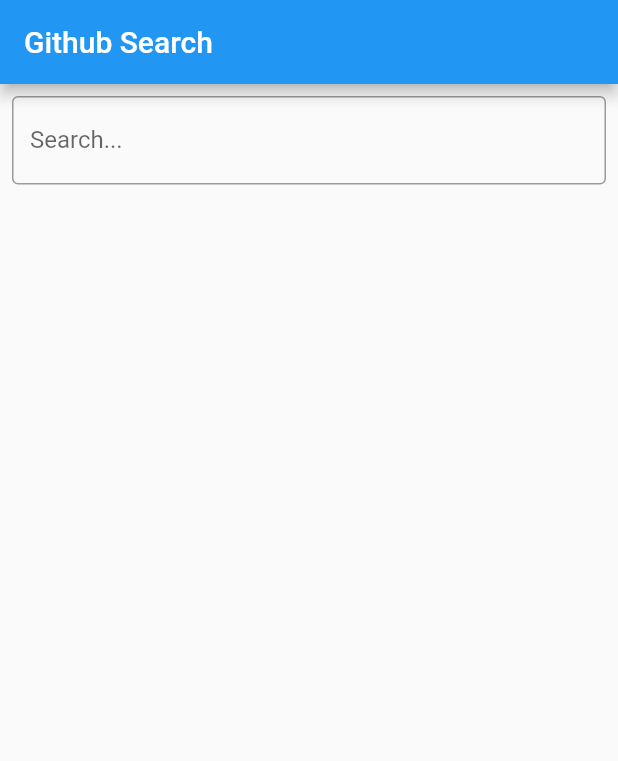
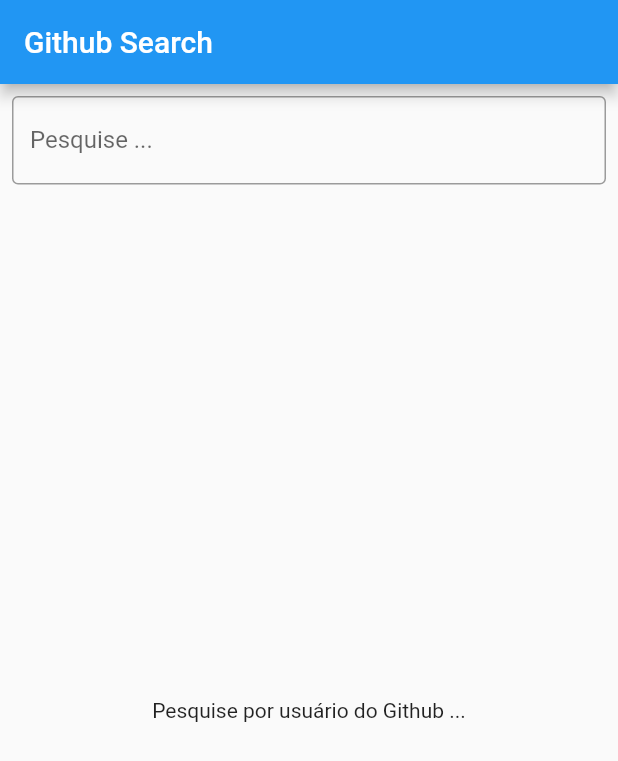
Before and after one commit to honoratoamg/github_search, a Flutter app: the screen it shows after launch, on a phone screen of 412 x 824 dp. Shown: the top 761 px of the screen. Run offline on Flutter 3.47's test engine with Material 2 defaults, Android fonts, the phone set to English and light mode, and no system bars; our stand-ins replace bloc, dartz, dio, flutter_bloc, flutter_modular, rxdart.

Commit message:
Implementing the Presenter Layer (Part 2)

```diff
--- a/lib/app_module.dart
+++ b/lib/app_module.dart
@@ -3,6 +3,7 @@
 import 'package:github_search/modules/search/domain/usercases/search_by_text.dart';
 import 'package:github_search/modules/search/external/datasources/github_datasource.dart';
 import 'package:github_search/modules/search/infra/repositories/search_repository_impl.dart';
+import 'package:github_search/modules/search/presenter/search/search_bloc.dart';
 import 'package:github_search/modules/search/presenter/search/search_page.dart';
 
 class AppModule extends Module {
@@ -12,6 +13,7 @@
     Bind((i) => GithubDatasource(i())),
     Bind((i) => SearchByTextImpl(i())),
     Bind((i) => SearchRepositoryImpl(i())),
+    Bind((i) => SearchBloc(i())),
   ];
 
   @override
--- a/lib/modules/search/domain/errors/errors.dart
+++ b/lib/modules/search/domain/errors/errors.dart
@@ -7,3 +7,7 @@
   // late final String message;
   // DatasourceError({required this.message});
 }
+
+class EmptyList extends FailureSearch {}
+
+class ErrorSearch extends FailureSearch {}
--- a/lib/modules/search/infra/models/result_search_model.dart
+++ b/lib/modules/search/infra/models/result_search_model.dart
@@ -19,9 +19,9 @@
 
   static ResultSearchModel fromMap(Map<String, dynamic> map) {
     return ResultSearchModel(
-        title: map['title'] ?? '',
-        img: map['img'] ?? '',
-        content: map['content'] ?? '',
+        title: map['login'] ?? '',
+        img: map['avatar_url'] ?? '',
+        content: map['url'] ?? '',
     );
   }
 
--- a/lib/modules/search/presenter/search/search_bloc.dart
+++ b/lib/modules/search/presenter/search/search_bloc.dart
@@ -1,12 +1,38 @@
 import 'package:bloc/bloc.dart';
+import 'package:flutter_modular/flutter_modular.dart';
 import 'package:github_search/modules/search/domain/usercases/search_by_text.dart';
 import 'package:github_search/modules/search/presenter/search/states/state.dart';
+import 'package:rxdart/rxdart.dart';
 
-class SearchBloc extends Bloc<String, SearchState> {
-  final SearchByText usecase;
+class SearchBloc extends Bloc<String, SearchState> implements Disposable {
+  late final SearchByText searchByText;
 
-  SearchBloc(this.usecase) : super(SearchStart()){
-    // TODO: Implementar
+  SearchBloc(this.searchByText) : super(const StartState()) {
+    on<String>(
+      (event, emit) async {
+        if (event.isEmpty) {
+          const StartState();
+          return emit(const StartState());
+        }
+
+        emit(const LoadingState());
+
+        var result = await searchByText(event);
+        emit(result.fold(
+          (failure) => ErrorState(failure),
+          (success) => SuccessState(success),
+        ));
+      },
+      transformer: debounce(const Duration(milliseconds: 900)),
+    );
   }
 
+  EventTransformer<T> debounce<T>(Duration duration) {
+    return (events, mapper) => events.debounceTime(duration).flatMap(mapper);
+  }
+
+  @override
+  void dispose() {
+    close();
+  }
 }
--- a/lib/modules/search/presenter/search/search_page.dart
+++ b/lib/modules/search/presenter/search/search_page.dart
@@ -1,5 +1,12 @@
-import 'package:flutter/cupertino.dart';
 import 'package:flutter/material.dart';
+import 'package:flutter_bloc/flutter_bloc.dart';
+import 'package:flutter_modular/flutter_modular.dart';
+import 'package:github_search/modules/search/presenter/search/search_bloc.dart';
+
+import '../../domain/entities/result_search.dart';
+import '../../domain/errors/errors.dart';
+import 'states/state.dart';
+import 'search_bloc.dart';
 
 class SearchPage extends StatefulWidget {
   const SearchPage({Key? key}) : super(key: key);
@@ -8,31 +15,82 @@
   _SearchPageState createState() => _SearchPageState();
 }
 
-class _SearchPageState extends State<SearchPage> {
+class _SearchPageState extends ModularState<SearchPage, SearchBloc> {
   @override
   Widget build(BuildContext context) {
     return Scaffold(
       appBar: AppBar(
-        title: Text('Github Search'),
+        title: const Text('Github Search'),
       ),
       body: Column(
         children: [
-          const Padding(
-            padding: EdgeInsets.only(right: 8.0, left: 8.0, top: 8.0),
+          Padding(
+            padding: const EdgeInsets.only(right: 8.0, left: 8.0, top: 8.0),
             child: TextField(
-              decoration: InputDecoration(
-                border: OutlineInputBorder(),
-                labelText: "Search..."
-              ),
+              onChanged: controller.add,
+              decoration: const InputDecoration(
+                  border: OutlineInputBorder(), labelText: "Pesquise ..."),
             ),
           ),
           Expanded(
-            child: ListView.builder(itemBuilder: (_,id){
-              return ListTile();
-            }),
-          ),
+            child: BlocBuilder(
+                bloc: controller,
+                builder: (context, snapshot) {
+                  final state = controller.state;
+
+                  if (state is ErrorState) {
+                    return _buildError(state.error);
+                  }
+
+                  if (state is StartState) {
+                    return const Center(
+                      child: Text('Pesquise por usuário do Github ...'),
+                    );
+                  } else if (state is LoadingState) {
+                    return const Center(
+                      child: CircularProgressIndicator(),
+                    );
+                  } else if (state is SuccessState) {
+                    return _buildList(state.list);
+                  } else {
+                    return Container();
+                  }
+                }),
+          )
         ],
       ),
     );
   }
+
+  Widget _buildList(List<ResultSearch> list) {
+    return ListView.builder(
+      itemCount: list.length,
+      itemBuilder: (_, index) {
+        var item = list[index];
+        return ListTile(
+          leading: CircleAvatar(
+            backgroundImage: NetworkImage(item.img),
+          ),
+          title: Text(item.title),
+          subtitle: Text(item.content),
+        );
+      },
+    );
+  }
+
+  Widget _buildError(FailureSearch error) {
+    if (error is EmptyList) {
+      return const Center(
+        child: Text('Não foi encontrado nenhum usuário'),
+      );
+    } else if (error is ErrorSearch) {
+      return const Center(
+        child: Text('Erro no Github'),
+      );
+    } else {
+      return const Center(
+        child: Text('Foi encontrado um erro interno'),
+      );
+    }
+  }
 }
--- a/lib/modules/search/presenter/search/states/state.dart
+++ b/lib/modules/search/presenter/search/states/state.dart
@@ -3,16 +3,20 @@
 
 abstract class SearchState {}
 
-class SearchSuccess implements SearchState {
-  final List<ResultSearch> list;
-  SearchSuccess(this.list);
+class StartState implements SearchState {
+  const StartState();
 }
 
-class SearchStart implements SearchState {}
+class LoadingState  implements SearchState {
+  const LoadingState();
+}
 
-class SearchLoading implements SearchState {}
+class ErrorState implements SearchState {
+  final FailureSearch error;
+  ErrorState(this.error);
+}
 
-class SearchError implements SearchState {
-  final FailureSearch error;
-  SearchError(this.error);
+class SuccessState implements SearchState {
+  final List<ResultSearch> list;
+  SuccessState(this.list);
 }
```
Also changed, not shown: pubspec.yaml (+9 -6 lines), pubspec.lock, 1 other file.
